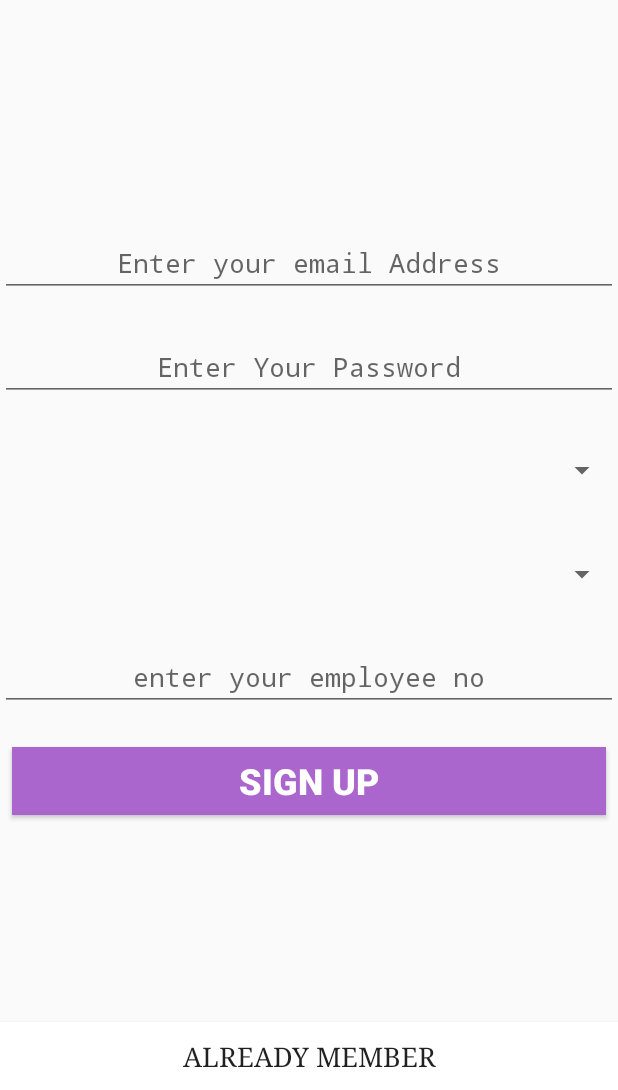
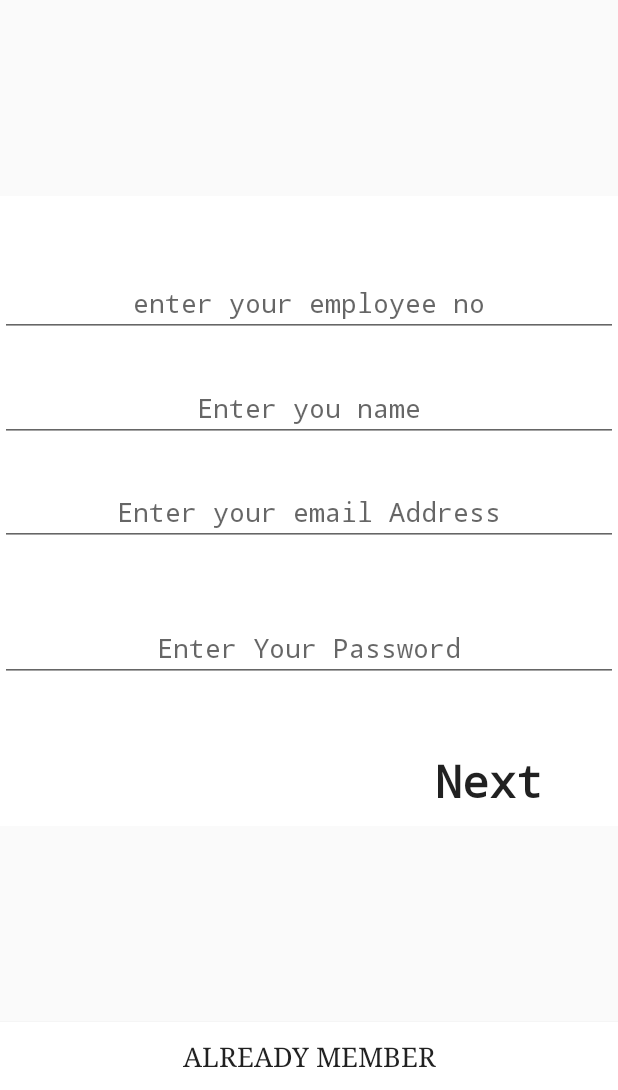
Before and after one commit to Charnpreet/Shift-Swap, an Android app: the screen it shows after launch (MainActivity), after a tap on "REGISTER", on a phone screen of 412 x 824 dp, the part 146-1236 px from its top. Run offline under Robolectric (Android 15) with nearby library versions, the phone set to English and light mode, and no system bars.

Commit message:
changes
added database, changed signup layout, made it more user firendly, added background thread report

```diff
--- a/app/src/main/java/com/example/charnpreet/shiftswap/DatabaseHelper.java
+++ b/app/src/main/java/com/example/charnpreet/shiftswap/DatabaseHelper.java
@@ -1,4 +1,5 @@
 package com.example.charnpreet.shiftswap;
+
 import android.content.ContentValues;
 import android.content.Context;
 import android.database.Cursor;
@@ -6,6 +7,7 @@ import android.database.sqlite.SQLiteDatabase;
 import android.database.sqlite.SQLiteOpenHelper;
 import android.print.PrinterId;
 import android.support.annotation.Nullable;
+import android.util.Log;
 
 import java.sql.Time;
 
@@ -40,11 +42,15 @@ public class DatabaseHelper extends SQLiteOpenHelper {
     public DatabaseHelper(Context context) {
         super(context, DATABASE_NAME, null, DATABASE_VERSION);
         this.context=context;
+        //SQLiteDatabase db = getWritableDatabase();
+        Log.i("tag", context.getDatabasePath(DATABASE_NAME).toString());
+
     }
 
 
     @Override
     public void onCreate(SQLiteDatabase sqLiteDatabase) {
+        Log.i("tag", "on create method");
        String sql = CreatingEmployeeTable();
             sqLiteDatabase.execSQL(sql);
         sql = CreateEmployeeCredentialTable();
@@ -68,68 +74,70 @@ public class DatabaseHelper extends SQLiteOpenHelper {
     //
     // creating EmployeeTable Table
     private String CreatingEmployeeTable(){
-        String sql = "CREATE TABLE If NOT EXIST" + Employee_Table + " (\n" +
-                "    " + Employee_NO + " INTEGER NOT NULL CONSTRAINT employees_pk PRIMARY KEY AUTOINCREMENT,\n" +
+
+        String sql = "CREATE TABLE IF NOT EXISTS " + Employee_Table + " (\n" +
+                "    " + Employee_NO + " INTEGER NOT NULL CONSTRAINT Employee_pk PRIMARY KEY AUTOINCREMENT,\n" +
                 "    " + Employee_Name + " varchar(200) NOT NULL,\n" +
-                "    " + Company_ID+ " INTEGER NOT NULL,\n" +
-                "    " + Position_ID + " INTEGER NOT NULL,\n" +
+                "    " + Company_ID + " INTEGER NOT NULL,\n" +
+                "    " + Position_ID + " INTEGER NOT NULL \n" +
                 ");";
                 return sql;
+
     }
     //
     // creating CreateEmployeeCredentialTable()
     private String CreateEmployeeCredentialTable(){
-        String sql = "CREATE TABLE If NOT EXIST" + Employee_Credential_Table + " (\n" +
-                "    " + Employee_NO + " INTEGER NOT NULL CONSTRAINT employees_pk PRIMARY KEY AUTOINCREMENT,\n" +
-                "    " + Employee_Password + " varchar(200) NOT NULL,\n" +
+        String sql = "CREATE TABLE IF NOT EXISTS " + Employee_Credential_Table + " (\n" +
+                "    " + Employee_NO + " INTEGER NOT NULL CONSTRAINT Employee_Credential_pk PRIMARY KEY AUTOINCREMENT,\n" +
+                "    " + Employee_Password + " varchar(200) NOT NULL \n" +
                 ");";
         return sql;
     }
     //
     // creating Company_Table
     private String CreateCompanyTable(){
-        String sql = "CREATE TABLE If NOT EXIST" + Company_Table  + " (\n" +
-                "    " + Company_Id+ " INTEGER NOT NULL CONSTRAINT employees_pk PRIMARY KEY AUTOINCREMENT,\n" +
+        String sql = "CREATE TABLE IF NOT EXISTS " + Company_Table  + " (\n" +
+                "    " + Company_Id+ " INTEGER NOT NULL CONSTRAINT Company_pk PRIMARY KEY AUTOINCREMENT,\n" +
                 "    " + Company_Name  + " varchar(200) NOT NULL,\n" +
-                "    " + Company_location_Id + " INTEGER NOT NULL,\n" +
+                "    " + Company_location_Id + " INTEGER NOT NULL \n" +
                 ");";
         return sql;
     }
     //
     // creating Comapny_Location_Table
     private String CreateLocationTable(){
-        String sql = "CREATE TABLE If NOT EXIST" + Comapny_Location_Table + " (\n" +
-                "    " + Company_location_Id+ " INTEGER NOT NULL CONSTRAINT employees_pk PRIMARY KEY AUTOINCREMENT,\n" +
+        String sql = "CREATE TABLE IF NOT EXISTS " + Comapny_Location_Table + " (\n" +
+                "    " + Company_location_Id+ " INTEGER NOT NULL CONSTRAINT Location_pk PRIMARY KEY AUTOINCREMENT,\n" +
                 "    " + Company_location_name  + " varchar(200) NOT NULL,\n" +
-                "    " + Company_location_State  + " varchar(200) NOT NULL,\n" +
+                "    " + Company_location_State  + " varchar(200) NOT NULL \n" +
                 ");";
         return sql;
     }
     //
     // creating Employee_position_Table
     private String CreateEmployeePositionTable(){
-        String sql = "CREATE TABLE If NOT EXIST" + Employee_position_Table + " (\n" +
-                "    " + Position_ID+ " INTEGER NOT NULL CONSTRAINT employees_pk PRIMARY KEY AUTOINCREMENT,\n" +
-                "    " + Position_Name + " varchar(200) NOT NULL,\n" +
+        String sql = "CREATE TABLE IF NOT EXISTS " + Employee_position_Table + " (\n" +
+                "    " + Position_ID+ " INTEGER NOT NULL CONSTRAINT Position_pk PRIMARY KEY AUTOINCREMENT,\n" +
+                "    " + Position_Name + " varchar(200) NOT NULL \n" +
                 ");";
         return sql;
     }
     //
     // creating EmployeeAvailabilityTable
     private String CreateEmployeeAvailabilityTable(){
-        String sql = "CREATE TABLE If NOT EXIST" + Employee_Avaialability_Table + " (\n" +
-                "    " + EmployeeAvailability_Id + " INTEGER NOT NULL CONSTRAINT employees_pk PRIMARY KEY AUTOINCREMENT,\n" +
+        String sql = "CREATE TABLE IF NOT EXISTS " + Employee_Avaialability_Table + " (\n" +
+                "    " + EmployeeAvailability_Id + " INTEGER NOT NULL CONSTRAINT availability_pk PRIMARY KEY AUTOINCREMENT,\n" +
                 "    " + EmployeeAvailability_Time  + " Time NOT NULL,\n" +
-                "    " + Day_ID  + " INTEGER NOT NULL,\n" +
+                "    " + Day_ID  + " INTEGER NOT NULL \n" +
                 ");";
         return sql;
     }
     //
     //creating DaysOfWeekTable
     private  String CreateDaysOfWeekTable(){
-        String sql = "CREATE TABLE If NOT EXIST" + Days_Of_Week + " (\n" +
-                "    " + Day_ID + " INTEGER NOT NULL CONSTRAINT employees_pk PRIMARY KEY AUTOINCREMENT,\n" +
-                "    " + Day_Name  + " varchar(200) NOT NULL,\n" +
+        String sql = "CREATE TABLE IF NOT EXISTS " + Days_Of_Week + " (\n" +
+                "    " + Day_ID + " INTEGER NOT NULL CONSTRAINT Days_Of_Week_pk PRIMARY KEY AUTOINCREMENT,\n" +
+                "    " + Day_Name  + " varchar(200) NOT NULL \n" +
                 ");";
         return sql;
 
--- a/app/src/main/java/com/example/charnpreet/shiftswap/MainActivity.java
+++ b/app/src/main/java/com/example/charnpreet/shiftswap/MainActivity.java
@@ -13,8 +13,7 @@ import android.widget.Toast;
 public class MainActivity extends AppCompatActivity implements View.OnClickListener {
     private Button register_button;
     Fragment fragment ;
-    private Intent intent;
-    private final static int PROFILE_SETUP= 1;
+    DatabaseHelper databaseHelper;
     private final static String buttonRegisterString="Register";
     private final static String buttonAlreadyMemberString="Already Member";
 
@@ -22,6 +21,8 @@ public class MainActivity extends AppCompatActivity implements View.OnClickListe
     protected void onCreate(Bundle savedInstanceState) {
         super.onCreate(savedInstanceState);
         setContentView(R.layout.activity_main);
+        databaseHelper = new DatabaseHelper(this);
+        databaseHelper.getWritableDatabase();
         Init();
     }
     //
@@ -31,10 +32,6 @@ public class MainActivity extends AppCompatActivity implements View.OnClickListe
         register_button.setOnClickListener(this);
         fragment = getSupportFragmentManager().findFragmentById(R.id.main_activity_fragment);
         CreateLoginFragment();
-
-
-
-
     }
 
     @Override
@@ -51,6 +48,8 @@ public class MainActivity extends AppCompatActivity implements View.OnClickListe
         }
 
     }
+    //
+    // this will create one fragment to start with
     private void CreateLoginFragment(){
         sign_in_fragment sign_in_fragment = new sign_in_fragment();
         android.support.v4.app.FragmentManager fragmentManager = getSupportFragmentManager();
@@ -60,6 +59,7 @@ public class MainActivity extends AppCompatActivity implements View.OnClickListe
         fragmentTransaction.addToBackStack(null);
         fragmentTransaction.commit();
     }
+    // this will be used to replace Signup fragment wirth Login fragment
     private void LoginFragment(){
         sign_in_fragment sign_in_fragment = new sign_in_fragment();
         android.support.v4.app.FragmentManager fragmentManager = getSupportFragmentManager();
@@ -68,6 +68,8 @@ public class MainActivity extends AppCompatActivity implements View.OnClickListe
         fragmentTransaction.addToBackStack(null);
         fragmentTransaction.commitAllowingStateLoss();
     }
+    //
+    // this will be used to replace Login fragment wirth Signup fragment
     private void SignUpFragment(){
         sign_up_fragment sign_up_fragment = new sign_up_fragment();
         android.support.v4.app.FragmentManager fragmentManager = getSupportFragmentManager();
--- a/app/src/main/java/com/example/charnpreet/shiftswap/Utility.java
+++ b/app/src/main/java/com/example/charnpreet/shiftswap/Utility.java
@@ -1,4 +1,5 @@
 package com.example.charnpreet.shiftswap;
+import android.os.AsyncTask;
 import android.text.TextUtils;
 
 public class Utility {
@@ -13,8 +14,8 @@ public class Utility {
 
     //
     //
-    // checks  wether all sections are filled or not
-    public static boolean AllFilled(String name, String pass){
+    // checks  wether all sections are filled or not for sign in frgament
+    public  boolean AllFilledForSignIn(String name, String pass){
         if (!TextUtils.isEmpty(name) && !TextUtils.isEmpty(pass))
         {
             return  true;
@@ -23,4 +24,5 @@ public class Utility {
     }
 
 
+
 }
--- a/app/src/main/java/com/example/charnpreet/shiftswap/sign_in_fragment.java
+++ b/app/src/main/java/com/example/charnpreet/shiftswap/sign_in_fragment.java
@@ -32,7 +32,7 @@ public class sign_in_fragment extends Fragment implements View.OnClickListener {
             password = rootView.findViewById(R.id.login_password);
             login_button = rootView.findViewById(R.id.login_button);
             login_button.setOnClickListener(this);
-        }{
+        }else {
             Log.i("tag "," there has been an error loading in root view for sign in activity");
         }
     }
--- a/app/src/main/java/com/example/charnpreet/shiftswap/sign_up_fragment.java
+++ b/app/src/main/java/com/example/charnpreet/shiftswap/sign_up_fragment.java
@@ -1,10 +1,15 @@
 package com.example.charnpreet.shiftswap;
 
+import android.os.Message;
+import android.support.v4.app.FragmentManager;
+import android.support.v4.app.FragmentTransaction;
 import android.content.Intent;
+import android.os.AsyncTask;
 import android.os.Bundle;
 import android.support.annotation.NonNull;
 import android.support.annotation.Nullable;
 import android.support.v4.app.Fragment;
+import android.text.TextUtils;
 import android.util.Log;
 import android.view.LayoutInflater;
 import android.view.View;
@@ -12,12 +17,14 @@ import android.view.ViewGroup;
 import android.widget.Button;
 import android.widget.EditText;
 import android.widget.Spinner;
+import android.widget.TextView;
 
 public class sign_up_fragment extends Fragment implements View.OnClickListener {
-    private Button signUp, alreadyMember;
-    private EditText signUp_email_address, signUp_password;
+    private Sign_up_fragment_continue sign_up_fragment_continue = new Sign_up_fragment_continue();
+    private Button nextButton, alreadyMember;
+    private EditText signUp_email_address, signUp_password, signUp_name, signUp_no;
+    private TextView next;
     private Intent intent;
-    Spinner comapnay_Name_spiner, company_Position_sppiner;
     View rootView;
 
     @Nullable
@@ -29,20 +36,56 @@ public class sign_up_fragment extends Fragment implements View.OnClickListener {
     }
     private void Init() {
         if (rootView != null) {
-            signUp = rootView.findViewById(R.id.signUp_button);
+            signUp_no=rootView.findViewById(R.id.editText);
+            next = rootView.findViewById(R.id.next);
+            signUp_name= rootView.findViewById(R.id.signUp_name);
             alreadyMember = rootView.findViewById(R.id.already_a_member_button);
-            comapnay_Name_spiner = rootView.findViewById(R.id.company_name_spinner);
-            company_Position_sppiner = rootView.findViewById(R.id.position_spinner);
             signUp_email_address = rootView.findViewById(R.id.signUp_mob_no);
             signUp_password = rootView.findViewById(R.id.signUp_password);
-            signUp.setOnClickListener(this);
+            next.setOnClickListener(this);
+        }else {
+            Log.i("tag "," there has been an error loading in root view for sign up activity");
         }
+    }
+    //    //
+//    //
+//    // checks  wether all sections are filled or not for sign up fragment int emp_no
+    public  boolean AllFilledForSignUp(String name, String pass, String email){
+        if (!TextUtils.isEmpty(name) && !TextUtils.isEmpty(pass) && !TextUtils.isEmpty(email) ) //&& (emp_no>0)
+        {
+            return  true;
+        }
+        return false;
+    }
+    private Employee ExtractValues(){
+        Employee employee= new Employee();
+        employee.setEmp_no(Integer.parseInt(signUp_no.getText().toString()));
+        employee.setName(signUp_name.getText().toString());
+        employee.setEmp_Password(signUp_password.getText().toString());
+        employee.setEmailAddress(signUp_email_address.getText().toString());
+        return  employee;
     }
     @Override
     public void onClick(View view) {
-       // intent = new Intent(getContext(), MainActivity.class);
-       // startActivity(intent);
-        Log.i("tag","sign -up Button Clicked");
+        if(AllFilledForSignUp(signUp_name.getText().toString(),signUp_password.getText().toString(), signUp_email_address.getText().toString() )){
+
+            ReplacingFragment(ExtractValues());
+            Log.i("tag","Success full");
+        }else{
+            Log.i("tag","Please fill sections");
+
+        }
 
     }
+
+    private void ReplacingFragment(Employee employee){
+        Bundle args = new Bundle();
+        args.putParcelable("employee", employee);
+        sign_up_fragment_continue.setArguments(args);
+        FragmentManager fragmentManager = getFragmentManager();
+        FragmentTransaction fragmentTransaction = fragmentManager.beginTransaction();
+        fragmentTransaction.replace(R.id.main_activity_fragment, sign_up_fragment_continue);
+        fragmentTransaction.addToBackStack(null);
+        fragmentTransaction.commitAllowingStateLoss();
+    }
 }
--- a/app/src/main/res/layout/sign_up_fragment.xml
+++ b/app/src/main/res/layout/sign_up_fragment.xml
@@ -1,15 +1,18 @@
 <?xml version="1.0" encoding="utf-8"?>
 <android.support.constraint.ConstraintLayout xmlns:android="http://schemas.android.com/apk/res/android"
+    xmlns:app="http://schemas.android.com/apk/res-auto"
     xmlns:tools="http://schemas.android.com/tools"
     android:layout_width="match_parent"
     android:layout_height="match_parent"
-    xmlns:app="http://schemas.android.com/apk/res-auto">
+    android:background="@android:color/background_light"
+    app:chainUseRtl="true">
 
     <EditText
         android:id="@+id/signUp_password"
         android:layout_width="match_parent"
         android:layout_height="45dp"
-        android:layout_marginTop="16dp"
+        android:layout_marginTop="36dp"
+        android:layout_marginBottom="8dp"
         android:autofillHints=""
         android:ems="10"
         android:hint="@string/sign_up_enter_your_password"
@@ -17,33 +20,12 @@
         android:textAlignment="center"
         android:textSize="18sp"
         android:typeface="monospace"
-        app:layout_constraintBottom_toTopOf="@+id/position_spinner"
+        app:layout_constraintBottom_toTopOf="@+id/next"
         app:layout_constraintEnd_toEndOf="parent"
         app:layout_constraintHorizontal_bias="0.0"
         app:layout_constraintStart_toStartOf="parent"
         app:layout_constraintTop_toBottomOf="@+id/signUp_mob_no"
         tools:targetApi="o" />
-
-    <Button
-        android:id="@+id/signUp_button"
-        android:layout_width="match_parent"
-        android:layout_height="45dp"
-        android:layout_marginStart="8dp"
-        android:layout_marginLeft="8dp"
-        android:layout_marginTop="16dp"
-        android:layout_marginEnd="8dp"
-        android:layout_marginRight="8dp"
-        android:background="@android:color/holo_purple"
-        android:text="@string/sign_up"
-        android:textAlignment="center"
-        android:textColor="@android:color/background_light"
-        android:textSize="24sp"
-        android:textStyle="bold"
-        app:layout_constraintBottom_toBottomOf="parent"
-        app:layout_constraintEnd_toEndOf="parent"
-        app:layout_constraintHorizontal_bias="0.0"
-        app:layout_constraintStart_toStartOf="parent"
-        app:layout_constraintTop_toBottomOf="@+id/editText" />
 
 
     <EditText
@@ -51,6 +33,7 @@
         android:layout_width="match_parent"
         android:layout_height="44dp"
         android:layout_marginTop="16dp"
+        android:layout_marginBottom="8dp"
         android:autofillHints=""
         android:ems="10"
         android:hint="@string/sign_up_enter_your_email_address"
@@ -62,14 +45,35 @@
         app:layout_constraintEnd_toEndOf="parent"
         app:layout_constraintHorizontal_bias="0.0"
         app:layout_constraintStart_toStartOf="parent"
-        app:layout_constraintTop_toTopOf="parent"
+        app:layout_constraintTop_toBottomOf="@+id/signUp_name"
+        tools:targetApi="o" />
+
+    <EditText
+        android:id="@+id/signUp_name"
+        android:layout_width="match_parent"
+        android:layout_height="44dp"
+        android:layout_marginTop="16dp"
+        android:layout_marginBottom="8dp"
+        android:autofillHints=""
+        android:ems="10"
+        android:hint="@string/enter_you_name"
+        android:inputType="text"
+        android:textAlignment="center"
+        android:textSize="18sp"
+        android:typeface="monospace"
+        app:layout_constraintBottom_toTopOf="@+id/signUp_mob_no"
+        app:layout_constraintEnd_toEndOf="parent"
+        app:layout_constraintHorizontal_bias="0.0"
+        app:layout_constraintStart_toStartOf="parent"
+        app:layout_constraintTop_toBottomOf="@+id/editText"
         tools:targetApi="o" />
 
     <EditText
         android:id="@+id/editText"
         android:layout_width="match_parent"
         android:layout_height="45dp"
-        android:layout_marginTop="16dp"
+        android:layout_marginTop="47dp"
+        android:layout_marginBottom="8dp"
         android:autofillHints=""
         android:ems="10"
         android:hint="@string/enter_your_employee_no"
@@ -77,33 +81,36 @@
         android:textAlignment="center"
         android:textSize="18sp"
         android:typeface="monospace"
-        app:layout_constraintBottom_toTopOf="@+id/signUp_button"
+        app:layout_constraintBottom_toTopOf="@+id/signUp_name"
         app:layout_constraintEnd_toEndOf="parent"
         app:layout_constraintHorizontal_bias="0.0"
         app:layout_constraintStart_toStartOf="parent"
-        app:layout_constraintTop_toBottomOf="@+id/company_name_spinner"
+        app:layout_constraintTop_toTopOf="parent"
+        app:layout_constraintVertical_bias="1.0"
         tools:targetApi="o" />
 
-    <Spinner
-        android:id="@+id/company_name_spinner"
-        android:layout_width="match_parent"
-        android:layout_height="45dp"
-        android:layout_marginTop="16dp"
-        app:layout_constraintBottom_toTopOf="@+id/editText"
+    <TextView
+        android:id="@+id/next"
+        android:layout_width="140dp"
+        android:layout_height="33dp"
+        android:layout_marginStart="257dp"
+        android:layout_marginLeft="257dp"
+        android:layout_marginTop="35dp"
+        android:layout_marginEnd="16dp"
+        android:layout_marginRight="16dp"
+        android:layout_marginBottom="16dp"
+        android:contentDescription="To Get To Next Page"
+        android:text="Next"
+        android:textAlignment="center"
+        android:textAppearance="@style/TextAppearance.AppCompat.Menu"
+        android:textSize="30sp"
+        android:textStyle="bold"
+        android:typeface="monospace"
+        app:layout_constraintBottom_toBottomOf="parent"
         app:layout_constraintEnd_toEndOf="parent"
-        app:layout_constraintHorizontal_bias="0.0"
-        app:layout_constraintStart_toStartOf="parent"
-        app:layout_constraintTop_toBottomOf="@+id/position_spinner" />
-
-    <Spinner
-        android:id="@+id/position_spinner"
-        android:layout_width="match_parent"
-        android:layout_height="45dp"
-        android:layout_marginTop="16dp"
-        app:layout_constraintBottom_toTopOf="@+id/company_name_spinner"
-        app:layout_constraintEnd_toEndOf="parent"
-        app:layout_constraintHorizontal_bias="0.0"
+        app:layout_constraintHorizontal_bias="1.0"
         app:layout_constraintStart_toStartOf="parent"
         app:layout_constraintTop_toBottomOf="@+id/signUp_password" />
 
+
 </android.support.constraint.ConstraintLayout>
--- a/app/src/main/res/values/strings.xml
+++ b/app/src/main/res/values/strings.xml
@@ -21,4 +21,6 @@
     <string name="sign_up_enter_your_password">Enter Your Password</string>
     <string name="enter_your_employee_no">enter your employee no</string>
     <string name="sign_up">Sign Up</string>
+    <string name="enter_you_name">Enter you name</string>
+    <string name="next">Next</string>
 </resources>
```
Also changed, not shown: app/src/main/java/com/example/charnpreet/shiftswap/Employee.java (added, +130 -0 lines), app/src/main/java/com/example/charnpreet/shiftswap/Sign_up_fragment_continue.java (added, +191 -0 lines), app/src/main/res/layout/sign_up_fragment_continue.xml (added, +79 -0 lines), 8 other files. Lines whose indentation alone changed are shown as unchanged.
